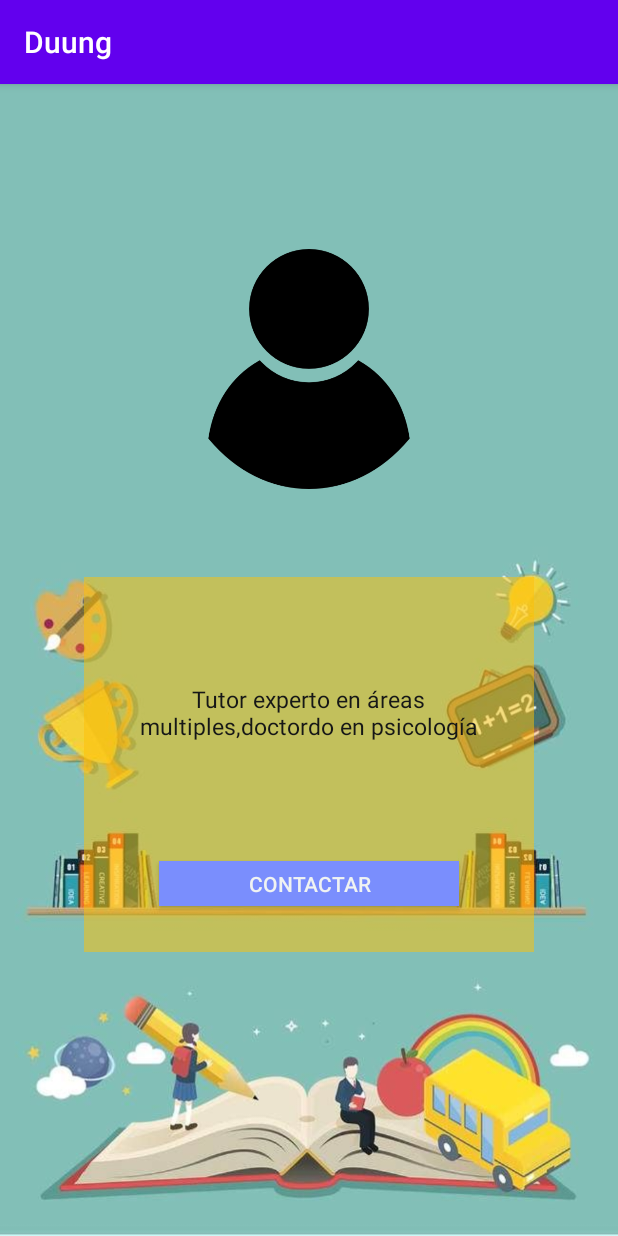
After one commit to marisolGarcia2611/PrimerProyecto, an Android app: the activity_tutor screen opened directly, with no data from a screen before it, on a phone screen of 412 x 824 dp. The commit adds this screen. Run offline under Robolectric (Android 15) with nearby library versions, the phone set to English and light mode, and no system bars.

Commit message:
agrege intents explicitos e implicitos y nuevas interfaces

```diff
--- a/app/src/main/AndroidManifest.xml
+++ b/app/src/main/AndroidManifest.xml
@@ -8,9 +8,9 @@
         android:label="Duung"
         android:roundIcon="@mipmap/ic_launcher_round"
         android:supportsRtl="true"
-        android:theme="@style/AppTheme"
-        >
-        <activity android:name=".activity_centro"></activity>
+        android:theme="@style/AppTheme">
+        <activity android:name=".activity_tutor"></activity>
+        <activity android:name=".activity_centro" />
         <activity android:name=".activity_splash">
             <intent-filter>
                 <action android:name="android.intent.action.MAIN" />
--- a/app/src/main/java/com/marisolGarcia2611/primerproyecto/activity_centro.java
+++ b/app/src/main/java/com/marisolGarcia2611/primerproyecto/activity_centro.java
@@ -1,11 +1,13 @@
 package com.marisolGarcia2611.primerproyecto;
 
 import androidx.appcompat.app.AppCompatActivity;
+
+import android.content.UriMatcher;
+import android.net.Uri;
 import android.os.Bundle;
 import android.content.Intent;
 import android.view.View;
-import android.widget.TextView;
-import java.awt.font.TextAttribute;
+
 
 public class activity_centro extends AppCompatActivity  {
 
@@ -14,6 +16,9 @@ public class activity_centro extends AppCompatActivity  {
         super.onCreate(savedInstanceState);
         setContentView(R.layout.activity_centro);
         findViewById(R.id.btt1);
+        findViewById(R.id.btt2);
+
+
     }
 
     public void accion1(View view)
@@ -21,4 +26,12 @@ public class activity_centro extends AppCompatActivity  {
         Intent ir=new Intent(this, MainActivity.class);
         startActivity(ir);
     }
+    public void accion2(View view)
+    {
+        Intent go=new Intent(this, activity_tutor.class);
+        startActivity(go);
+    }
+
+
+
 }
--- /dev/null
+++ b/app/src/main/java/com/marisolGarcia2611/primerproyecto/activity_tutor.java
@@ -0,0 +1,23 @@
+package com.marisolGarcia2611.primerproyecto;
+
+import androidx.appcompat.app.AppCompatActivity;
+
+import android.content.Intent;
+import android.net.Uri;
+import android.os.Bundle;
+import android.view.View;
+
+public class activity_tutor extends AppCompatActivity {
+
+    @Override
+    protected void onCreate(Bundle savedInstanceState) {
+        super.onCreate(savedInstanceState);
+        setContentView(R.layout.activity_tutor);
+        findViewById(R.id.btt4);
+
+    }
+    public void impli(View view)
+    {
+        startActivity(new Intent(Intent.ACTION_VIEW, Uri.parse("tel"+":8718877289")));
+    }
+}
--- a/app/src/main/res/layout/activity_centro.xml
+++ b/app/src/main/res/layout/activity_centro.xml
@@ -40,13 +40,11 @@
         android:layout_height="80dp"
         android:layout_gravity="center"
         android:id="@+id/btt2"
-        android:text="accion2"
+        android:text="Tutores"
         android:background="@color/pinklg"
         android:textColor="@color/letras"
-
-
+        android:onClick="accion2"
        >
-
 
     </Button>
 
@@ -62,18 +60,7 @@
         >
 
     </Button>
-    <Button
-        android:layout_width="200dp"
-        android:layout_height="30dp"
-        android:layout_gravity="center|bottom"
-        android:id="@+id/btt4"
-        android:layout_margin="30dp"
-        android:text="compartir"
-        android:background="@color/bluelg"
-        android:textColor="@color/letras"
-        >
 
-    </Button>
 
 
 </FrameLayout>
--- /dev/null
+++ b/app/src/main/res/layout/activity_tutor.xml
@@ -0,0 +1,49 @@
+<?xml version="1.0" encoding="utf-8"?>
+<FrameLayout
+    xmlns:android="http://schemas.android.com/apk/res/android"
+    xmlns:app="http://schemas.android.com/apk/res-auto"
+    xmlns:tools="http://schemas.android.com/tools"
+    android:layout_width="match_parent"
+    android:layout_height="match_parent"
+    tools:context=".activity_tutor"
+    android:background="@drawable/escu">
+    <ImageView
+        android:layout_width="160dp"
+        android:layout_height="160dp"
+        android:layout_gravity="center|top"
+        android:background="@drawable/pe"
+        android:layout_marginTop="110dp"
+    />
+
+    <View
+        android:layout_width="300dp"
+        android:layout_height="250dp"
+        android:gravity="center"
+        android:layout_gravity="center"
+        android:layout_marginTop="70dp"
+        android:background="#83FFC107"
+        />
+    <TextView
+        android:layout_width="250dp"
+        android:layout_height="100dp"
+        android:text="Tutor experto en áreas multiples,doctordo en psicología"
+        android:layout_gravity="center"
+        android:textColor="@color/caratula"
+        android:textSize="15dp"
+        android:layout_marginTop="35dp"
+        android:gravity="center"/>
+    <Button
+        android:layout_width="200dp"
+        android:layout_height="30dp"
+        android:layout_gravity="center|bottom"
+        android:id="@+id/btt4"
+        android:layout_marginBottom="220dp"
+        android:text="contactar"
+        android:background="@color/bluelg"
+        android:textColor="@color/letras"
+        android:onClick="impli"
+        >
+
+    </Button>
+
+</FrameLayout>
```
Also changed, not shown: app/src/main/res/drawable/pe.png (added).
